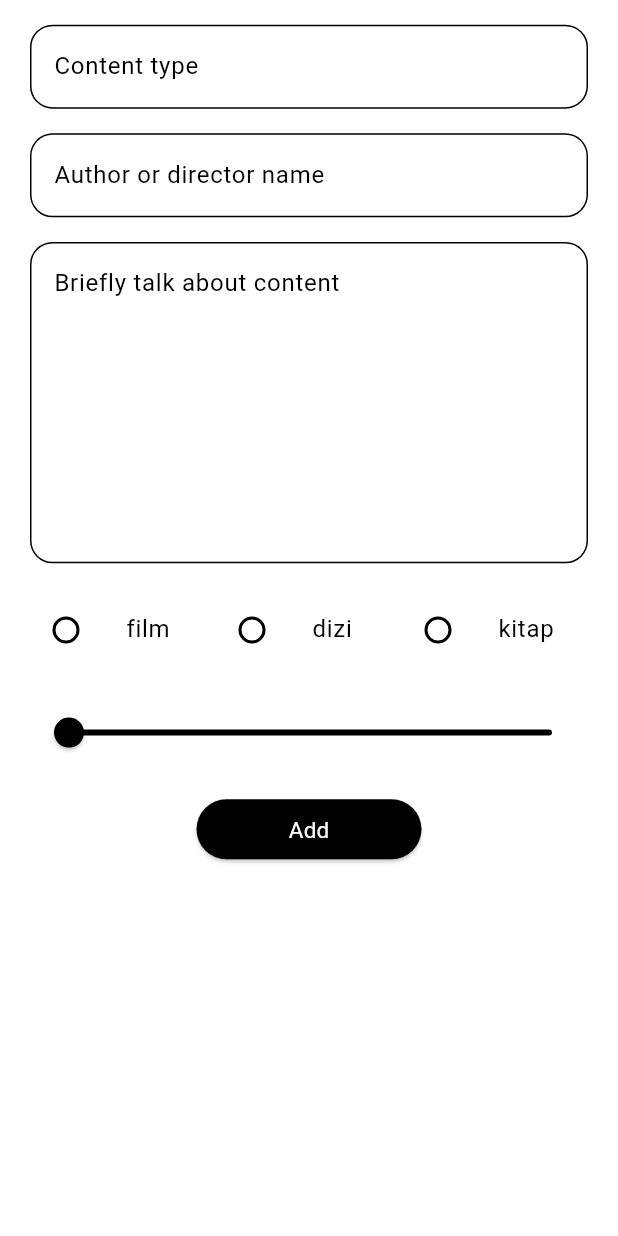
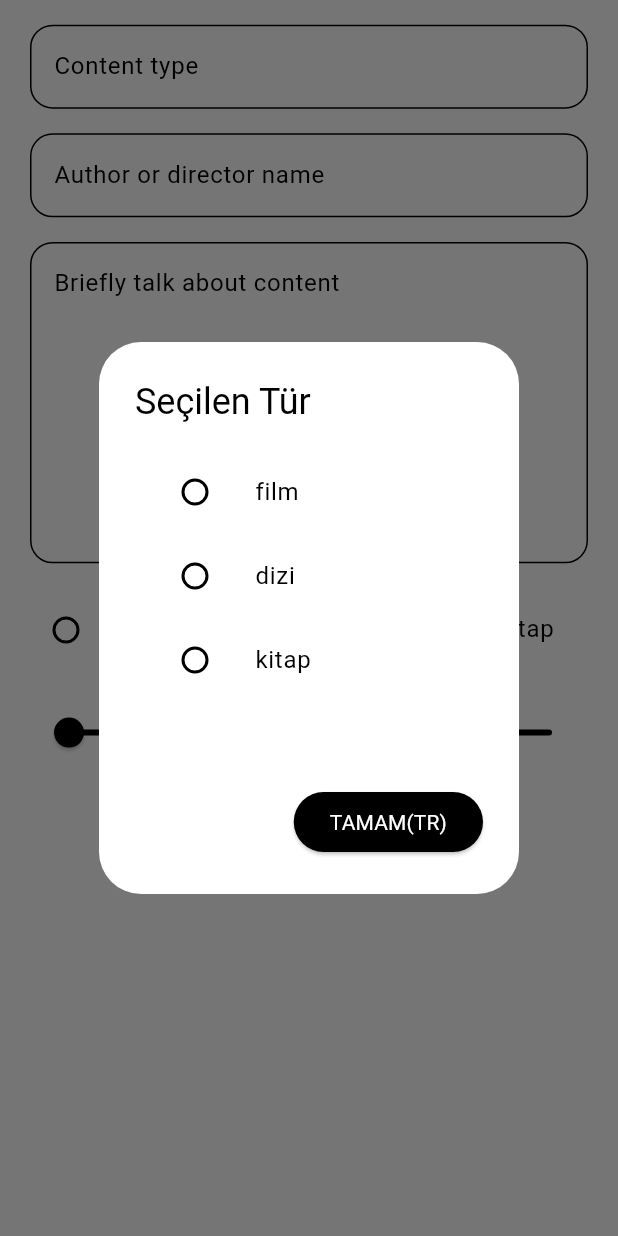
Before and after one commit to asimm9/mylibrary, a Flutter app: the AddForm widget shown alone on an empty page, opened directly, after a tap on "Add", on a phone screen of 412 x 824 dp. Run offline on Flutter 3.47's test engine with Material 3 defaults, Android fonts, the phone set to English and light mode, and no system bars; our stand-ins replace auto_size_text, cloud_firestore, convex_bottom_bar, easy_localization, firebase_auth, firebase_core and 2 more; accounts and stored records are empty; network calls fail.

Commit message:
son hali fix 2

```diff
--- a/lib/widgets/add_form.dart
+++ b/lib/widgets/add_form.dart
@@ -55,6 +55,12 @@ class _AddFormState extends ConsumerState<AddForm> {
           backgroundColor:
               MaterialStatePropertyAll(Theme.of(context).colorScheme.tertiary)),
       onPressed: () async {
+        ItemType? itemType;
+
+        final selectedItemType = await _showDialog(context, itemType);
+        if (selectedItemType == null) {
+          print('hataVerdi');
+        } else {
           fireStoreService.saveCard(CardModel(
               id: _uuid.v4(),
               createTime: 'asdsad',
@@ -62,8 +68,9 @@ class _AddFormState extends ConsumerState<AddForm> {
               itemCreater: _createrNameController.text,
               itemName: _filmNameController.text,
               itemRate: _currentSliderValue.toInt(),
-            itemType: 'selectedItemType!.name',
+              itemType: selectedItemType.name,
               shortTextForItem: _itemSumController.text));
+        }
       },
       child: Text(
         LocaleKeys.addPage_add.locale,
@@ -72,23 +79,23 @@ class _AddFormState extends ConsumerState<AddForm> {
     );
   }
 
-  // Future<ItemType?> controlType(ItemType? itemType) async {
-  //   var selectedItemType = await _showDialog(context, itemType);
-  //   if (selectedItemType == null) {
-  //     ScaffoldMessenger.of(context).showSnackBar(
-  //       const SnackBar(
-  //         content: Text('Lütfen bir tip seçiniz!!!'),
-  //         duration: Duration(seconds: 2),
-  //         dismissDirection: DismissDirection.up,
-  //         behavior: SnackBarBehavior.floating,
-  //       ),
-  //     );
-  //   }
-  //   while (selectedItemType == null) {
-  //     selectedItemType = await _showDialog(context, itemType);
-  //   }
-  //   return selectedItemType;
-  // }
+  Future<ItemType?> controlType(ItemType? itemType) async {
+    var selectedItemType = await _showDialog(context, itemType);
+    if (selectedItemType == null) {
+      ScaffoldMessenger.of(context).showSnackBar(
+        const SnackBar(
+          content: Text('Lütfen bir tip seçiniz!!!'),
+          duration: Duration(seconds: 2),
+          dismissDirection: DismissDirection.up,
+          behavior: SnackBarBehavior.floating,
+        ),
+      );
+    }
+    while (selectedItemType == null) {
+      selectedItemType = await _showDialog(context, itemType);
+    }
+    return selectedItemType;
+  }
 
   Slider _customSlider() {
     return Slider(
@@ -189,76 +196,76 @@ class _AddFormState extends ConsumerState<AddForm> {
     );
   }
 
-  // Future<ItemType?> _showDialog(
-  //     BuildContext context, ItemType? itemType) async {
-  //   return showDialog(
-  //     context: context,
-  //     builder: (BuildContext context) {
-  //       return AlertDialog(
-  //         title: const Text('Seçilen Tür'),
-  //         content: SizedBox(
-  //           height: 200,
-  //           child: StatefulBuilder(
-  //             builder: (context, setState) => Column(
-  //               children: [
-  //                 ListTile(
-  //                   title: const Text('film'),
-  //                   leading: Radio<ItemType>(
-  //                     activeColor: Colors.black,
-  //                     value: ItemType.film,
-  //                     groupValue: itemType,
-  //                     onChanged: (value) {
-  //                       setState(() {
-  //                         itemType = value;
-  //                       });
-  //                     },
-  //                   ),
-  //                 ),
-  //                 ListTile(
-  //                   title: const Text('dizi'),
-  //                   leading: Radio<ItemType>(
-  //                     activeColor: Colors.black,
-  //                     value: ItemType.series,
-  //                     groupValue: itemType,
-  //                     onChanged: (value) {
-  //                       setState(() {
-  //                         itemType = value;
-  //                       });
-  //                     },
-  //                   ),
-  //                 ),
-  //                 ListTile(
-  //                   title: const Text('kitap'),
-  //                   leading: Radio<ItemType>(
-  //                     activeColor: Colors.black,
-  //                     value: ItemType.book,
-  //                     groupValue: itemType,
-  //                     onChanged: (value) {
-  //                       setState(() {
-  //                         itemType = value;
-  //                       });
-  //                     },
-  //                   ),
-  //                 )
-  //               ],
-  //             ),
-  //           ),
-  //         ),
-  //         actions: [
-  //           ElevatedButton(
-  //             style: ButtonStyle(
-  //                 backgroundColor: MaterialStatePropertyAll(
-  //                     Theme.of(context).colorScheme.tertiary)),
-  //             onPressed: () {
-  //               Navigator.of(context).pop(itemType);
-  //             },
-  //             child: const Text('TAMAM(TR)'),
-  //           ),
-  //         ],
-  //       );
-  //     },
-  //   );
-  // }
+  Future<ItemType?> _showDialog(
+      BuildContext context, ItemType? itemType) async {
+    return showDialog(
+      context: context,
+      builder: (BuildContext context) {
+        return AlertDialog(
+          title: const Text('Seçilen Tür'),
+          content: SizedBox(
+            height: 200,
+            child: StatefulBuilder(
+              builder: (context, setState) => Column(
+                children: [
+                  ListTile(
+                    title: const Text('film'),
+                    leading: Radio<ItemType>(
+                      activeColor: Colors.black,
+                      value: ItemType.film,
+                      groupValue: itemType,
+                      onChanged: (value) {
+                        setState(() {
+                          itemType = value;
+                        });
+                      },
+                    ),
+                  ),
+                  ListTile(
+                    title: const Text('dizi'),
+                    leading: Radio<ItemType>(
+                      activeColor: Colors.black,
+                      value: ItemType.series,
+                      groupValue: itemType,
+                      onChanged: (value) {
+                        setState(() {
+                          itemType = value;
+                        });
+                      },
+                    ),
+                  ),
+                  ListTile(
+                    title: const Text('kitap'),
+                    leading: Radio<ItemType>(
+                      activeColor: Colors.black,
+                      value: ItemType.book,
+                      groupValue: itemType,
+                      onChanged: (value) {
+                        setState(() {
+                          itemType = value;
+                        });
+                      },
+                    ),
+                  )
+                ],
+              ),
+            ),
+          ),
+          actions: [
+            ElevatedButton(
+              style: ButtonStyle(
+                  backgroundColor: MaterialStatePropertyAll(
+                      Theme.of(context).colorScheme.tertiary)),
+              onPressed: () {
+                Navigator.of(context).pop(itemType);
+              },
+              child: const Text('TAMAM(TR)'),
+            ),
+          ],
+        );
+      },
+    );
+  }
 
   _selectedItemType(ItemType? itemType) {
     return StatefulBuilder(
```
Also changed, not shown: lib/services/firebase_auth_service.dart (+11 -0 lines), lib/localizations/language/locale_keys.g.dart, pubspec.lock. Lines whose indentation alone changed are shown as unchanged.
